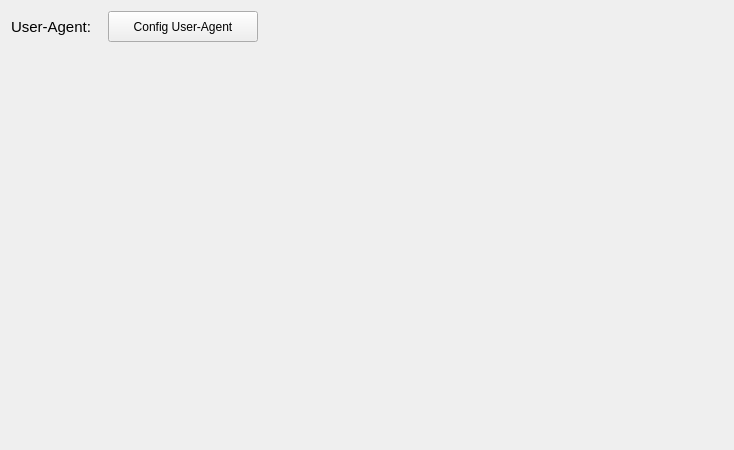
The window that src/SettingsAdvancedWidget.ui (L-Super/FlowD) describes before a commit, drawn with Qt 5.
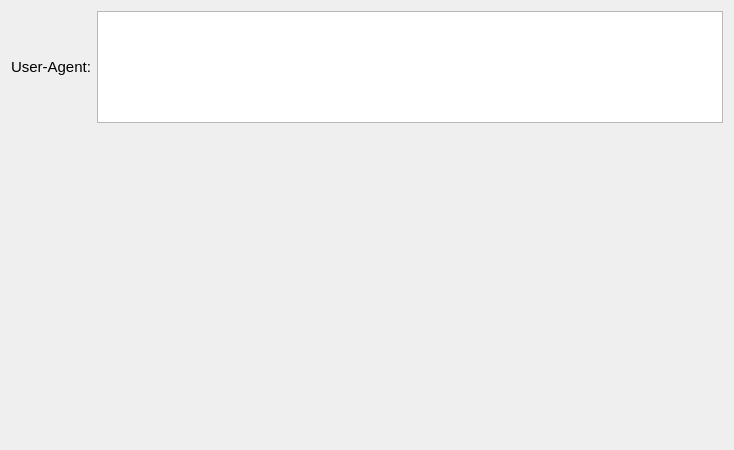
The same window after the commit.

The edit to the form file:
```diff
--- a/src/SettingsAdvancedWidget.ui
+++ b/src/SettingsAdvancedWidget.ui
@@ -18,18 +18,6 @@
     <layout class="QHBoxLayout" name="horizontalLayout">
      <item>
       <widget class="QLabel" name="label_4">
-       <property name="minimumSize">
-        <size>
-         <width>91</width>
-         <height>21</height>
-        </size>
-       </property>
-       <property name="maximumSize">
-        <size>
-         <width>150</width>
-         <height>21</height>
-        </size>
-       </property>
        <property name="font">
         <font>
          <pointsize>11</pointsize>
@@ -41,36 +29,7 @@
       </widget>
      </item>
      <item>
-      <widget class="QPushButton" name="btnUserAgent">
-       <property name="minimumSize">
-        <size>
-         <width>150</width>
-         <height>31</height>
-        </size>
-       </property>
-       <property name="maximumSize">
-        <size>
-         <width>200</width>
-         <height>31</height>
-        </size>
-       </property>
-       <property name="text">
-        <string>Config User-Agent</string>
-       </property>
-      </widget>
-     </item>
-     <item>
-      <spacer name="horizontalSpacer">
-       <property name="orientation">
-        <enum>Qt::Orientation::Horizontal</enum>
-       </property>
-       <property name="sizeHint" stdset="0">
-        <size>
-         <width>40</width>
-         <height>20</height>
-        </size>
-       </property>
-      </spacer>
+      <widget class="QPlainTextEdit" name="userAgentPlainTextEdit"/>
      </item>
     </layout>
    </item>
```
